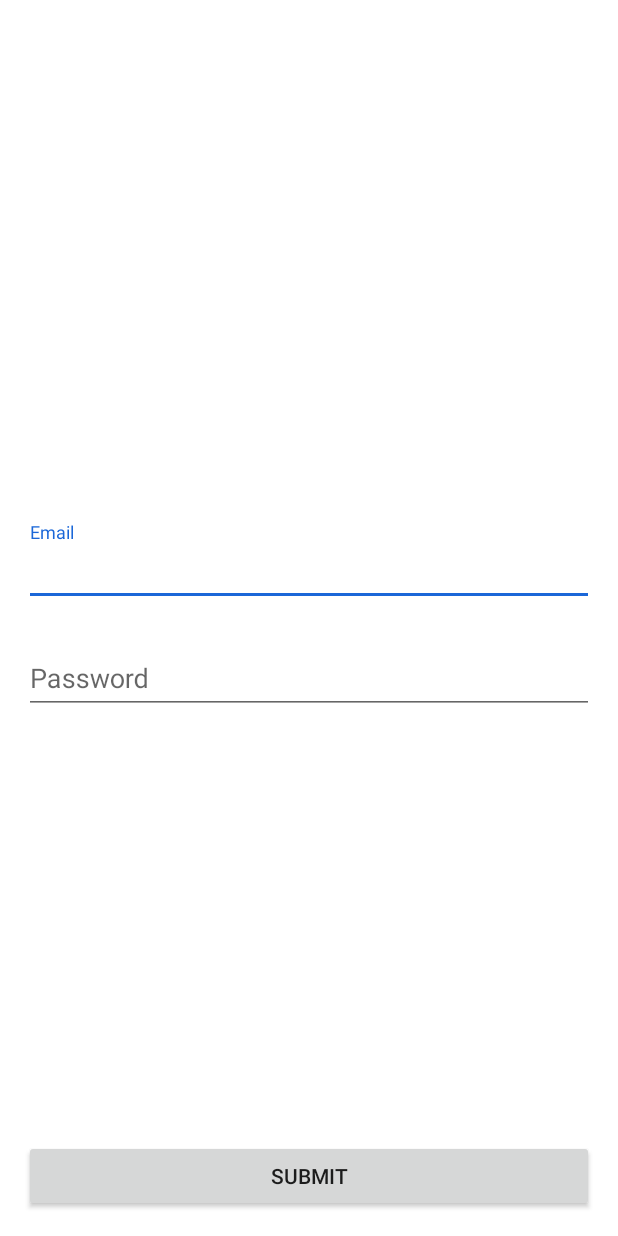
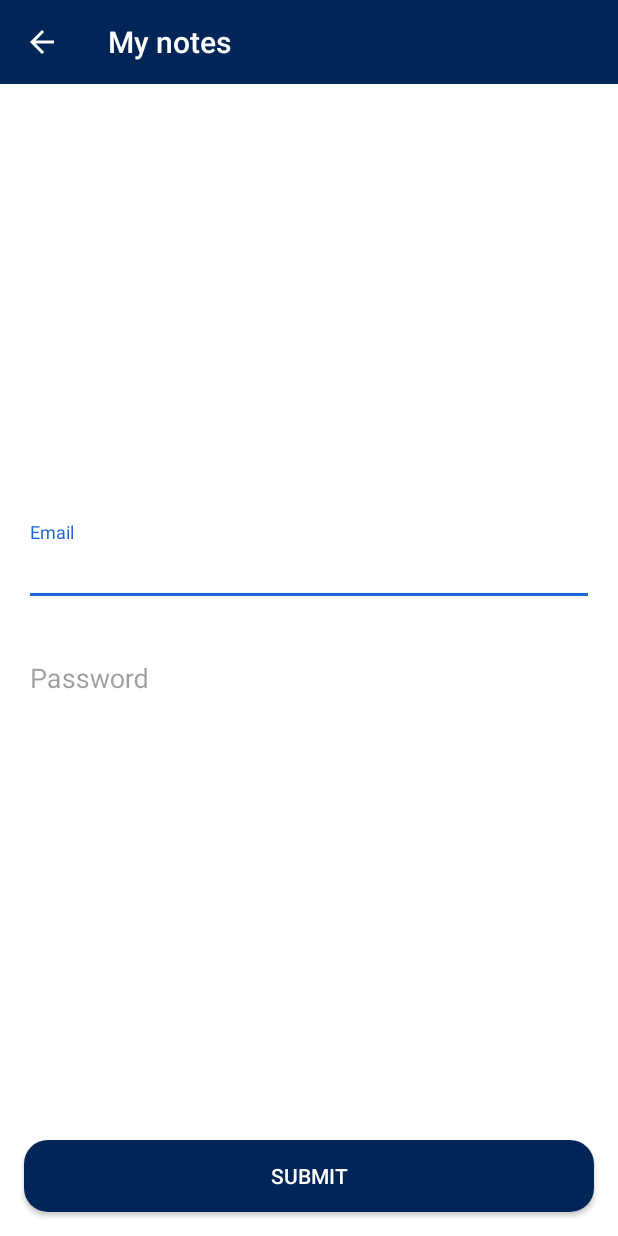
Before and after one commit to BORIS-AGE/Notes, an Android app: the screen it shows after launch (AuthActivity), on a phone screen of 412 x 824 dp. Run offline under Robolectric (Android 15) with nearby library versions, the phone set to English and light mode, and no system bars; our stand-ins replace RxJava.

Commit message:
all working_3

```diff
--- a/app/src/main/java/com/example/boris/notes/auth/AuthActivity.java
+++ b/app/src/main/java/com/example/boris/notes/auth/AuthActivity.java
@@ -8,9 +8,11 @@ import android.text.TextWatcher;
 import android.widget.Toast;
 import androidx.appcompat.app.AppCompatActivity;
 import androidx.appcompat.widget.AppCompatEditText;
+import androidx.appcompat.widget.Toolbar;
 import com.example.boris.notes.Constants;
 import com.example.boris.notes.MainActivity;
 import com.example.boris.notes.R;
+import com.google.android.material.snackbar.Snackbar;
 
 public class AuthActivity extends AppCompatActivity implements AuthView {
 
@@ -18,6 +20,7 @@ public class AuthActivity extends AppCompatActivity implements AuthView {
 
     @Override
     protected void onCreate(Bundle savedInstanceState) {
+        setTheme(R.style.MyTheme_ActionBarStyle);
         super.onCreate(savedInstanceState);
         setContentView(R.layout.activity_auth);
         presenter = new AuthPresenter(this, getApplicationContext());
@@ -28,6 +31,10 @@ public class AuthActivity extends AppCompatActivity implements AuthView {
         findViewById(R.id.submitButton).setOnClickListener((view) -> {
             presenter.saveValue();
         });
+
+        Toolbar toolbar = findViewById(R.id.toolbar);
+        setSupportActionBar(toolbar);
+        getSupportActionBar().setDisplayHomeAsUpEnabled(true);
 
         AppCompatEditText emailET = findViewById(R.id.emailEditText);
         AppCompatEditText passwordET = findViewById(R.id.passwordEditText);
@@ -84,4 +91,9 @@ public class AuthActivity extends AppCompatActivity implements AuthView {
         finish();
     }
 
+    @Override
+    public void showError(final int resId) {
+        Snackbar.make(findViewById(R.id.rootView), getString(resId), Snackbar.LENGTH_LONG).show();
+    }
+
 }
--- a/app/src/main/java/com/example/boris/notes/auth/AuthPresenter.java
+++ b/app/src/main/java/com/example/boris/notes/auth/AuthPresenter.java
@@ -1,6 +1,7 @@
 package com.example.boris.notes.auth;
 
 import android.content.Context;
+import com.example.boris.notes.R;
 import com.example.boris.notes.managers.AuthSQLBrains;
 import io.reactivex.Observable;
 import io.reactivex.android.schedulers.AndroidSchedulers;
@@ -36,6 +37,7 @@ class AuthPresenter {
     }
 
     void saveValue() {
+        if (!email.isEmpty() && !password.isEmpty()) {
             disposable.add(
                 Observable.just(sqlBrains.findUser(email, password))
                     .subscribeOn(Schedulers.io())
@@ -53,7 +55,11 @@ class AuthPresenter {
                                 viewState.saveIdToPreferences(id);
                             }
                         }
-                ));
+                    )
+            );
+        } else {
+            viewState.showError(R.string.fields_error_text);
+        }
     }
 
     public enum FieldType {
--- a/app/src/main/java/com/example/boris/notes/auth/AuthView.java
+++ b/app/src/main/java/com/example/boris/notes/auth/AuthView.java
@@ -1,5 +1,6 @@
 package com.example.boris.notes.auth;
 
+import androidx.annotation.StringRes;
 import io.reactivex.functions.Action;
 
 interface AuthView {
@@ -8,4 +9,6 @@ interface AuthView {
 
     void openMainActivity();
 
+    void showError(@StringRes int resId);
+
 }
--- /dev/null
+++ b/app/src/main/res/drawable/button_bg.xml
@@ -0,0 +1,6 @@
+<?xml version="1.0" encoding="utf-8"?>
+<selector xmlns:android="http://schemas.android.com/apk/res/android">
+    <item android:state_pressed="true" android:drawable="@drawable/button_pressed"/>
+    <item android:drawable="@drawable/button_normal"/>
+
+</selector>
--- /dev/null
+++ b/app/src/main/res/drawable/button_normal.xml
@@ -0,0 +1,9 @@
+<?xml version="1.0" encoding="utf-8"?>
+<selector xmlns:android="http://schemas.android.com/apk/res/android">
+    <item>
+        <shape android:shape="rectangle" android:innerRadius="10dp">
+            <corners android:radius="16dp"/>
+            <solid android:color="@color/colorPrimary"/>
+        </shape>
+    </item>
+</selector>
--- /dev/null
+++ b/app/src/main/res/drawable/button_pressed.xml
@@ -0,0 +1,8 @@
+<?xml version="1.0" encoding="utf-8"?>
+<selector xmlns:android="http://schemas.android.com/apk/res/android">
+    <item>
+        <ripple android:color="@color/colorAccent" >
+            <item android:drawable="@drawable/button_normal" />
+        </ripple>
+    </item>
+</selector>
--- a/app/src/main/res/layout/activity_auth.xml
+++ b/app/src/main/res/layout/activity_auth.xml
@@ -2,6 +2,7 @@
 <androidx.constraintlayout.widget.ConstraintLayout xmlns:android="http://schemas.android.com/apk/res/android"
     xmlns:app="http://schemas.android.com/apk/res-auto"
     xmlns:tools="http://schemas.android.com/tools"
+    android:id="@+id/rootView"
     android:layout_width="match_parent"
     android:layout_height="match_parent"
     android:background="@android:color/white"
@@ -9,6 +10,27 @@
     tools:context=".auth.AuthActivity"
     tools:deviceIds="wear">
 
+    <androidx.appcompat.widget.Toolbar
+        android:id="@+id/toolbar"
+        app:popupTheme="@style/MyDarkToolbarStyle"
+        android:layout_width="match_parent"
+        android:layout_height="?attr/actionBarSize"
+        android:background="?attr/colorPrimary"
+        app:layout_constraintTop_toTopOf="parent"
+        app:layout_scrollFlags="scroll|enterAlways">
+
+    </androidx.appcompat.widget.Toolbar>
+
+    <ScrollView
+        android:layout_width="match_parent"
+        android:layout_height="wrap_content"
+        app:layout_constraintTop_toTopOf="parent"
+        app:layout_constraintBottom_toBottomOf="parent">
+
+        <LinearLayout
+            android:layout_width="match_parent"
+            android:layout_height="wrap_content"
+            android:orientation="vertical">
             <com.google.android.material.textfield.TextInputLayout
                 android:id="@+id/emailInputBlock"
                 android:layout_width="match_parent"
@@ -16,13 +38,13 @@
                 android:layout_marginHorizontal="@dimen/padding_medium"
                 android:layout_marginBottom="@dimen/padding_small"
                 android:hint="@string/email"
-        app:layout_constraintBottom_toTopOf="@id/passInputBlock"
-        app:layout_constraintTop_toTopOf="parent"
+                android:nextFocusDown="@id/passwordEditText"
                 app:layout_constraintVertical_chainStyle="packed">
                 <androidx.appcompat.widget.AppCompatEditText
                     android:id="@+id/emailEditText"
                     android:layout_width="match_parent"
                     android:layout_height="wrap_content"
+                    android:textColor="@android:color/black"
                     android:inputType="textEmailAddress" />
             </com.google.android.material.textfield.TextInputLayout>
 
@@ -32,15 +54,16 @@
                 android:layout_height="wrap_content"
                 android:layout_marginHorizontal="@dimen/padding_medium"
                 android:layout_marginTop="@dimen/padding_small"
-        android:hint="@string/password"
-        app:layout_constraintBottom_toBottomOf="parent"
-        app:layout_constraintTop_toBottomOf="@id/emailInputBlock">
+                android:hint="@string/password">
                 <androidx.appcompat.widget.AppCompatEditText
                     android:id="@+id/passwordEditText"
                     android:layout_width="match_parent"
                     android:layout_height="wrap_content"
+                    android:textColor="@android:color/black"
                     android:inputType="textEmailAddress" />
             </com.google.android.material.textfield.TextInputLayout>
+        </LinearLayout>
+    </ScrollView>
 
     <Button
         android:id="@+id/submitButton"
@@ -49,6 +72,8 @@
         android:layout_marginHorizontal="@dimen/padding_medium"
         android:layout_marginBottom="@dimen/padding_medium"
         android:text="@string/submit"
+        android:background="@drawable/button_bg"
+        android:textColor="@android:color/white"
         app:layout_constraintBottom_toBottomOf="parent"/>
 
 </androidx.constraintlayout.widget.ConstraintLayout>
--- a/app/src/main/res/layout/toolbar.xml
+++ b/app/src/main/res/layout/toolbar.xml
@@ -7,7 +7,6 @@
     android:layout_width="match_parent"
     android:layout_height="?attr/actionBarSize"
     android:background="?attr/colorPrimary"
-    app:layout_scrollFlags="scroll|enterAlways"
-    >
+    app:layout_scrollFlags="scroll|enterAlways">
 
 </androidx.appcompat.widget.Toolbar>
--- a/app/src/main/res/values/strings.xml
+++ b/app/src/main/res/values/strings.xml
@@ -15,4 +15,5 @@
     <string name="log_out">Log out</string>
     <string name="from_old_to_new">From old to new</string>
     <string name="from_new_to_old">From new to old</string>
+    <string name="fields_error_text">Check your email and password</string>
 </resources>
```
Lines whose indentation alone changed are shown as unchanged.
